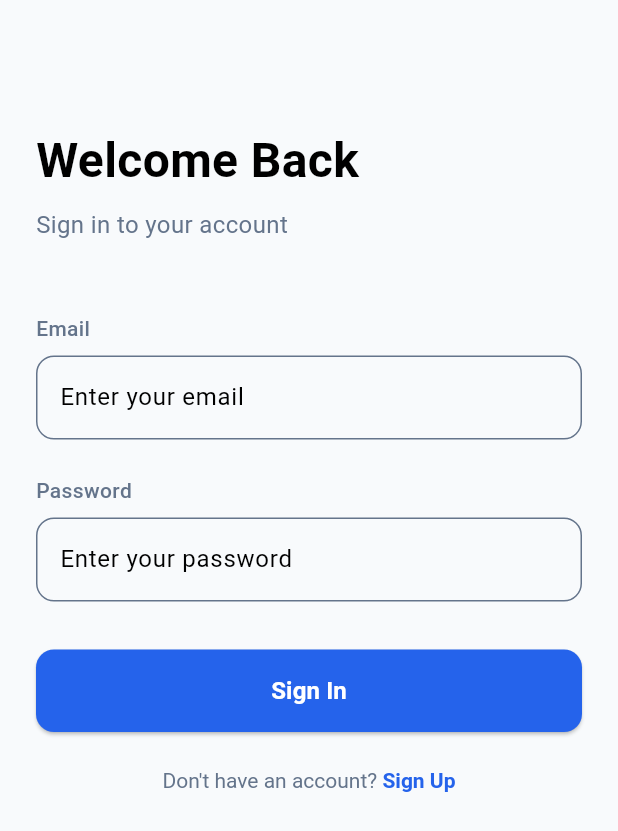
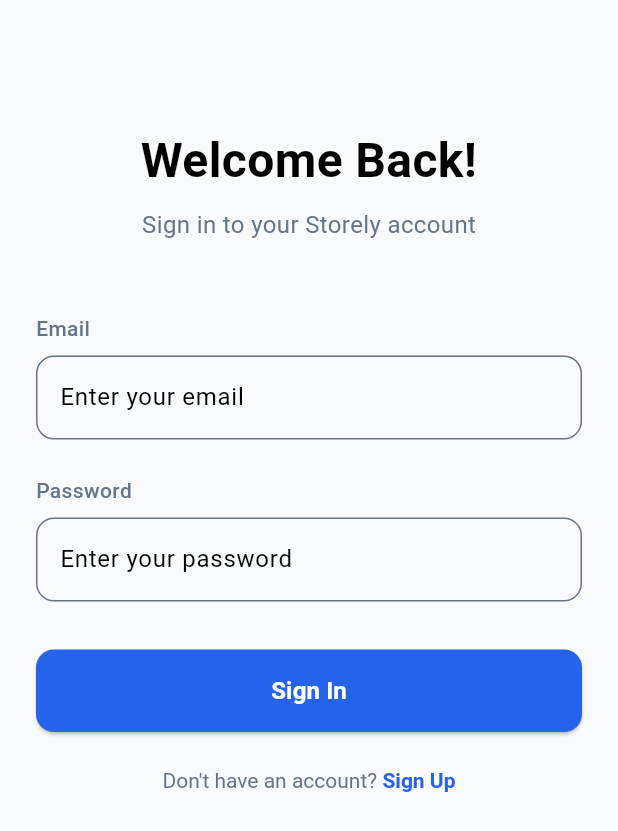
Before and after one commit to mati-tech/flutter_fifthpr, a Flutter app: the screen it shows after launch, on a phone screen of 412 x 824 dp. Shown: the top 831 px of the screen. Run offline on Flutter 3.47's test engine with Material 3 defaults, Android fonts, the phone set to English and light mode, and no system bars; accounts and stored records are empty.

```diff
--- a/lib/app.dart
+++ b/lib/app.dart
@@ -1,6 +1,9 @@
 import 'package:flutter/material.dart';
 import 'package:provider/provider.dart';
 import 'features/auth/screens/login_screen.dart';
+import 'features/profile/screens/edit_profile_screen.dart';
+import 'features/profile/screens/profile_screen.dart';
+import 'features/profile/state/profile_container.dart';
 import 'shared/app_theme.dart';
 import 'features/auth/state/auth_container.dart';
 import 'features/home/screens/home_screen.dart';
@@ -26,6 +29,7 @@
         ChangeNotifierProvider(create: (_) => FavoritesContainer()),
         ChangeNotifierProvider(create: (_) => OrdersContainer()),
         ChangeNotifierProvider(create: (_) => SettingsContainer()),
+        ChangeNotifierProvider(create: (_) => ProfileContainer()),
       ],
       child: MaterialApp(
         title: 'StorelyTech',
@@ -39,6 +43,8 @@
           '/orders': (context) =>  OrdersScreen(),
           '/order-detail': (context) =>  OrderDetailScreen(),
           '/settings': (context) =>  SettingsScreen(),
+          '/profile': (context) =>  ProfileScreen(),
+          // '/edit-profile': (context) =>  EditProfileScreen(),
         },
         debugShowCheckedModeBanner: false,
       ),
--- a/lib/features/auth/screens/login_screen.dart
+++ b/lib/features/auth/screens/login_screen.dart
@@ -17,46 +17,48 @@
   bool _isLoading = false;
 
   void _login() async {
-    if (_formKey.currentState!.validate()) {
-      setState(() {
-        _isLoading = true;
-      });
-
-      // Simulate API call
-      await Future.delayed(const Duration(seconds: 2));
-
-      setState(() {
-        _isLoading = false;
-      });
-
-      // Navigate to home on success
-      Navigator.pushReplacementNamed(context, '/home');
-    }
+    // if (_formKey.currentState!.validate()) {
+    //   setState(() {
+    //     _isLoading = true;
+    //   });
+    //
+    //   // Simulate API call
+    //   await Future.delayed(const Duration(seconds: 2));
+    //
+    //   setState(() {
+    //     _isLoading = false;
+    //   });
+    //
+    //   // Navigate to home on success
+    //
+    // }
+    Navigator.pushReplacementNamed(context, '/home');
   }
 
   @override
   Widget build(BuildContext context) {
     return Scaffold(
-      body: SafeArea(
+      body: SafeArea( // here a safe area to avoid the operating system interface for the app
         child: SingleChildScrollView(
           padding: const EdgeInsets.all(24),
           child: Form(
             key: _formKey,
             child: Column(
-              crossAxisAlignment: CrossAxisAlignment.start,
+              crossAxisAlignment: CrossAxisAlignment.center,
               children: [
                 const SizedBox(height: 60),
                 // Header
                 const Text(
-                  'Welcome Back',
+                  'Welcome Back!',
                   style: TextStyle(
                     fontSize: 32,
                     fontWeight: FontWeight.bold,
                   ),
+                  textAlign: TextAlign.center,
                 ),
                 const SizedBox(height: 8),
                 Text(
-                  'Sign in to your account',
+                  'Sign in to your Storely account',
                   style: TextStyle(
                     fontSize: 16,
                     color: AppTheme.secondaryColor,
--- a/lib/features/profile/profile_feature.dart
+++ b/lib/features/profile/profile_feature.dart
@@ -0,0 +1,3 @@
+export 'state/profile_container.dart';
+export 'screens/profile_screen.dart';
+export 'screens/edit_profile_screen.dart';
--- a/lib/features/settings/screens/settings_screen.dart
+++ b/lib/features/settings/screens/settings_screen.dart
@@ -60,7 +60,7 @@
                   AppButton(
                     text: 'Edit Profile',
                     onPressed: () {
-                      // Navigate to edit profile
+                      Navigator.pushNamed(context, 'profile');
                     },
                     isFullWidth: true,
                   ),
```
Also changed, not shown: lib/features/profile/screens/edit_profile_screen.dart (renamed from lib/features/profile/screens/edit_screen_profile.dart, +9 -10 lines).
